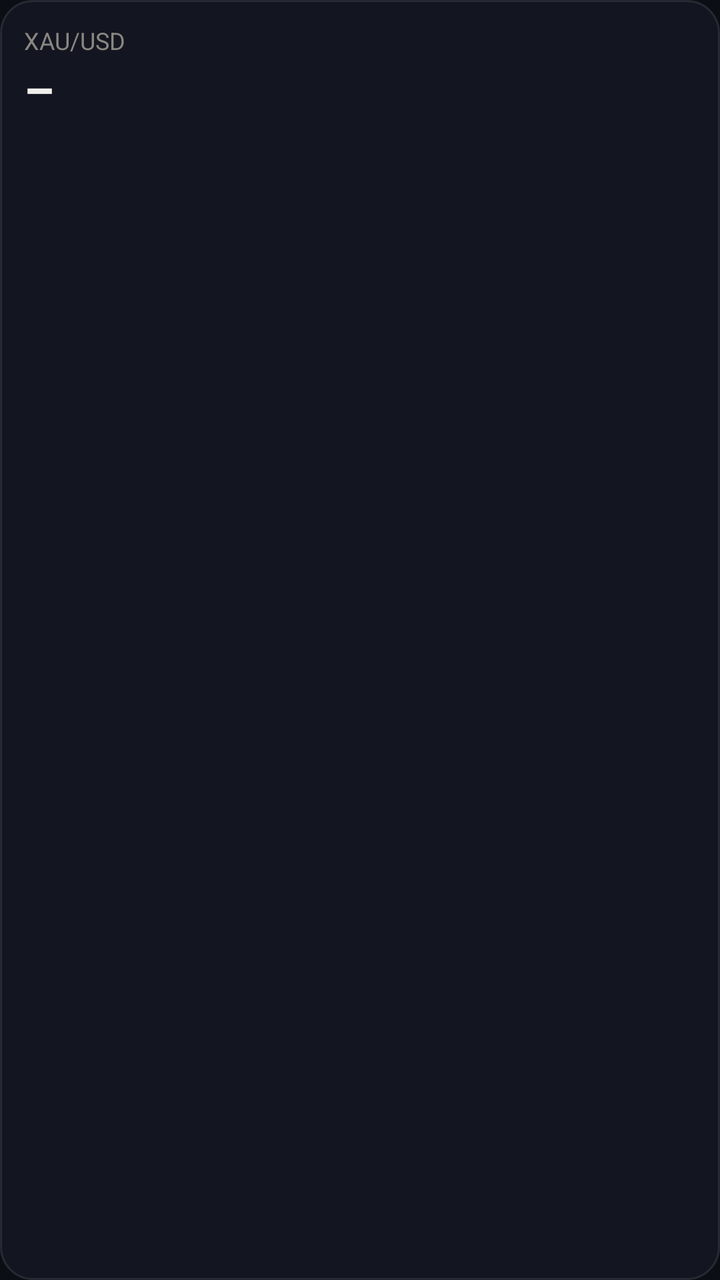
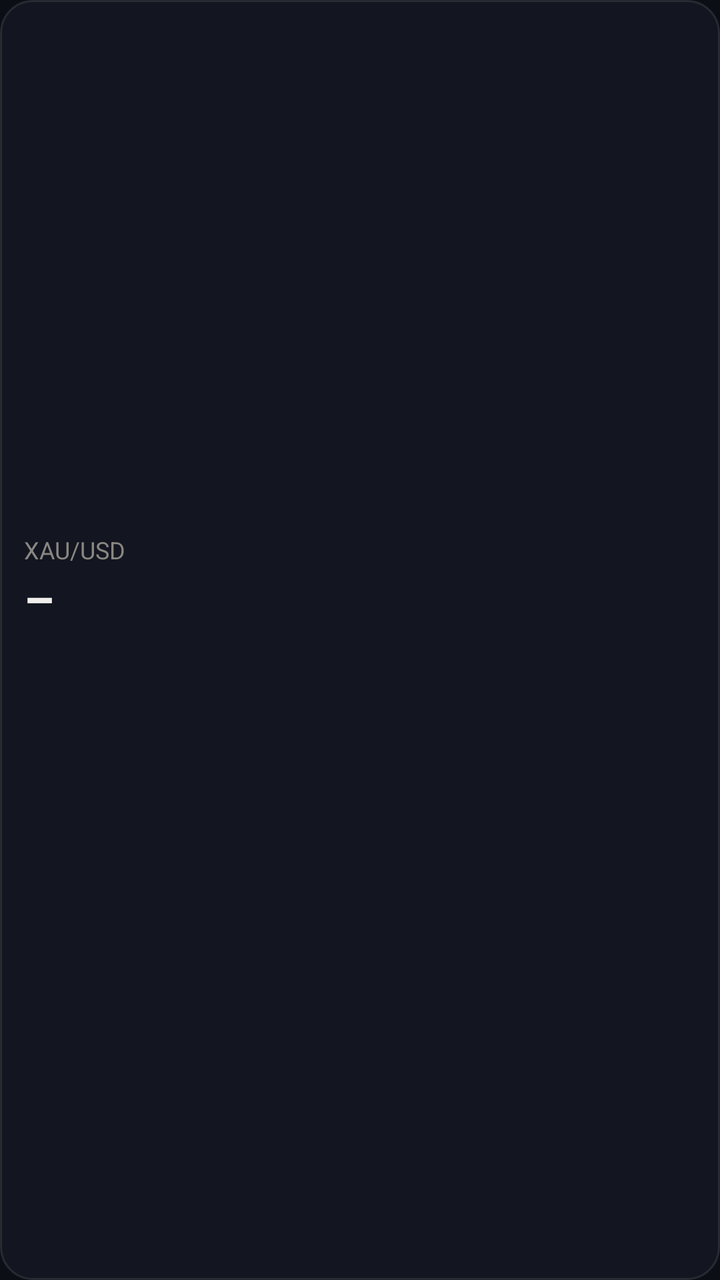

Compare the two renders of this Android layout. The source of the first and the diff that turns it into the second are given below.
<!-- AndroidManifest.xml: application theme AppTheme -->
<!-- res/layout/widget_levels.xml -->
<?xml version="1.0" encoding="utf-8"?>
<LinearLayout xmlns:android="http://schemas.android.com/apk/res/android"
    android:id="@+id/w_root"
    android:layout_width="match_parent"
    android:layout_height="match_parent"
    android:background="@drawable/widget_bg"
    android:orientation="vertical"
    android:padding="12dp">

    <LinearLayout
        android:layout_width="match_parent"
        android:layout_height="wrap_content"
        android:orientation="horizontal">
        <TextView
            android:layout_width="0dp"
            android:layout_height="wrap_content"
            android:layout_weight="1"
            android:text="@string/widget_symbol"
            android:textColor="#898781"
            android:textSize="12sp" />
        <TextView
            android:id="@+id/w_time"
            android:layout_width="wrap_content"
            android:layout_height="wrap_content"
            android:textColor="#898781"
            android:textSize="11sp" />
    </LinearLayout>

    <TextView
        android:id="@+id/w_price"
        android:layout_width="wrap_content"
        android:layout_height="wrap_content"
        android:text="@string/widget_no_price"
        android:textColor="#F0EFEC"
        android:textSize="24sp"
        android:textStyle="bold" />

    <TextView
        android:id="@+id/w_change"
        android:layout_width="wrap_content"
        android:layout_height="wrap_content"
        android:textColor="#898781"
        android:textSize="12sp" />

    <TextView
        android:id="@+id/w_res"
        android:layout_width="wrap_content"
        android:layout_height="wrap_content"
        android:layout_marginTop="6dp"
        android:textColor="#EF5350"
        android:textSize="13sp" />

    <TextView
        android:id="@+id/w_sup"
        android:layout_width="wrap_content"
        android:layout_height="wrap_content"
        android:textColor="#26A69A"
        android:textSize="13sp" />
</LinearLayout>
<!-- resources referenced by this layout -->
<resources>
  <!-- drawable widget_bg (drawable) -->
  <?xml version="1.0" encoding="utf-8"?>
  <shape xmlns:android="http://schemas.android.com/apk/res/android" android:shape="rectangle">
      <solid android:color="#F2131722" />
      <corners android:radius="16dp" />
      <stroke android:width="1dp" android:color="#1AFFFFFF" />
  </shape>
  <string name="widget_no_price">–</string>
  <string name="widget_symbol">XAU/USD</string>
  <style name="AppTheme" parent="android:Theme.Material.NoActionBar">
          <item name="android:windowBackground">@color/page</item>
          <item name="android:statusBarColor">@color/surface</item>
          <item name="android:navigationBarColor">@color/surface</item>
          <item name="android:windowLightStatusBar">false</item>
          <item name="android:colorAccent">#D9A826</item>
      </style>
  <color name="page">#0B0E14</color>
  <color name="surface">#131722</color>
</resources>

<!-- the commit's change to res/layout/widget_levels.xml (unified diff, before → after) -->
@@ -4,6 +4,7 @@
     android:layout_width="match_parent"
     android:layout_height="match_parent"
     android:background="@drawable/widget_bg"
+    android:gravity="center_vertical"
     android:orientation="vertical"
     android:padding="12dp">
 
